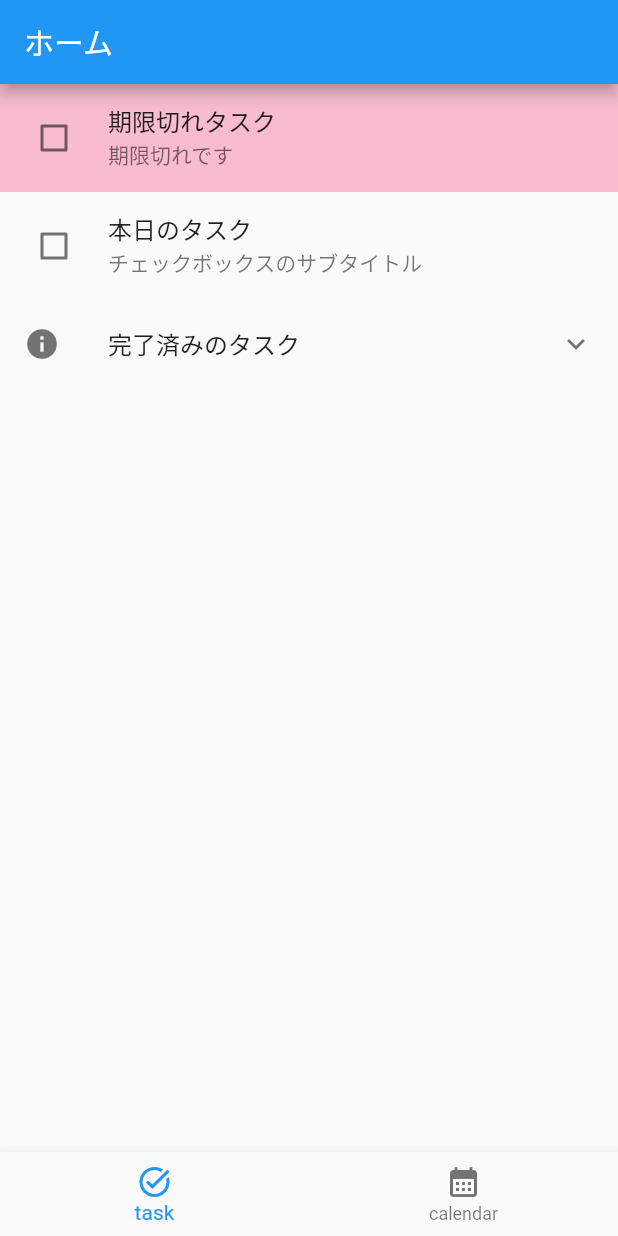
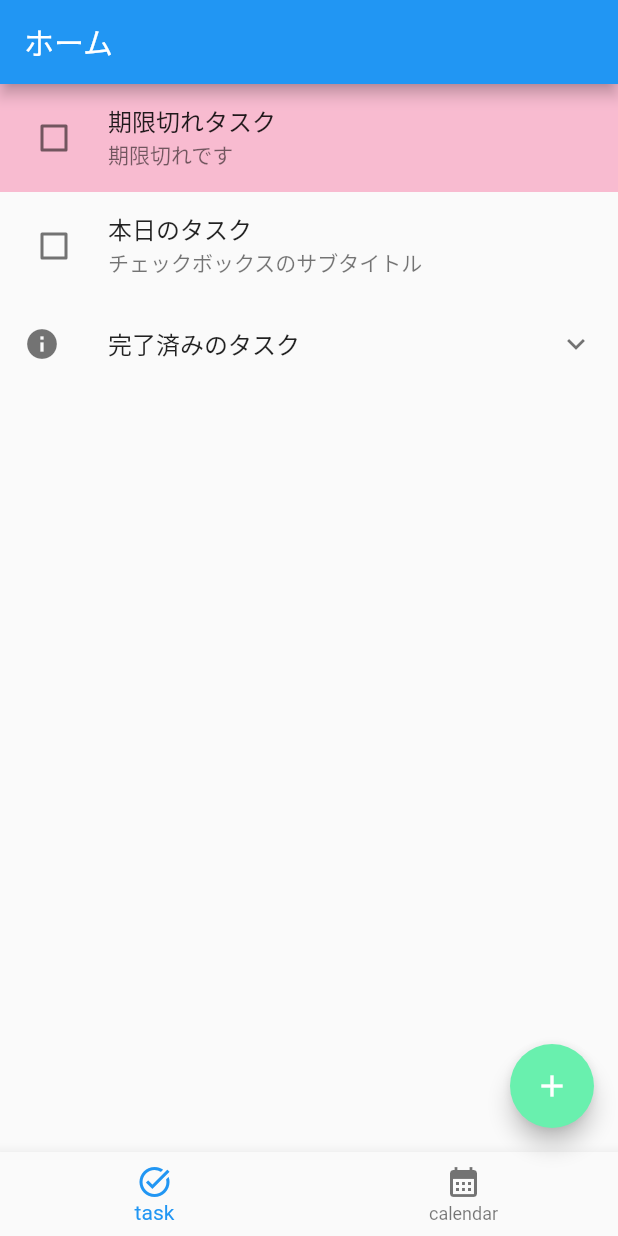
Before and after one commit to shoto-hatayama/todo_app, a Flutter app: the screen it shows after launch, on a phone screen of 412 x 824 dp. Run offline on Flutter 3.47's test engine with Material 2 defaults, Android fonts, the phone set to English and light mode, and no system bars; our stand-ins replace table_calendar.

Commit message:
：floatingActionButtonを仮配置

```diff
--- a/lib/src/app.dart
+++ b/lib/src/app.dart
@@ -56,11 +56,12 @@ class _MyStatefulWidgetState extends State<MyStatefulWidget> {
             label: 'calendar',
             backgroundColor: Colors.lightBlue)
       ], onTap: _onItemTapped, currentIndex: _selectedIndex),
-      // floatingActionButton: FloatingActionButton(
-      //   onPressed: _incrementCounter,
-      //   tooltip: 'Increment',
-      //   child: const Icon(Icons.add),
-      // ), // This trailing comma makes auto-formatting nicer for build methods.
+      floatingActionButton: FloatingActionButton(
+          onPressed: null, //後程具体的な処理を実装
+          tooltip: 'Increment',
+          child: const Icon(Icons.add),
+          backgroundColor: Colors
+              .greenAccent), // This trailing comma makes auto-formatting nicer for build methods.
     );
   }
 }
```
Also changed, not shown: lib/src/view/home.dart (+3 -4 lines).
